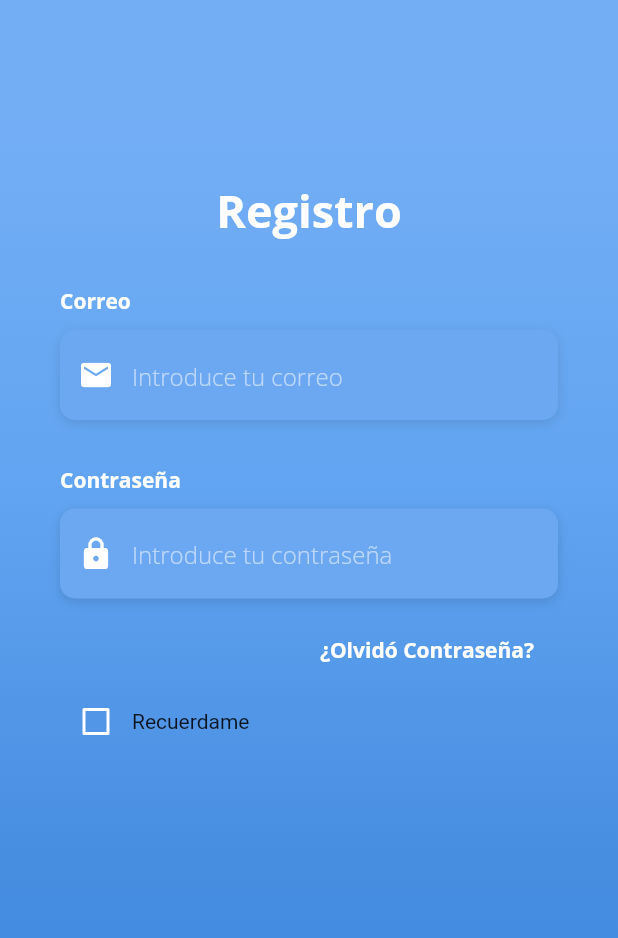
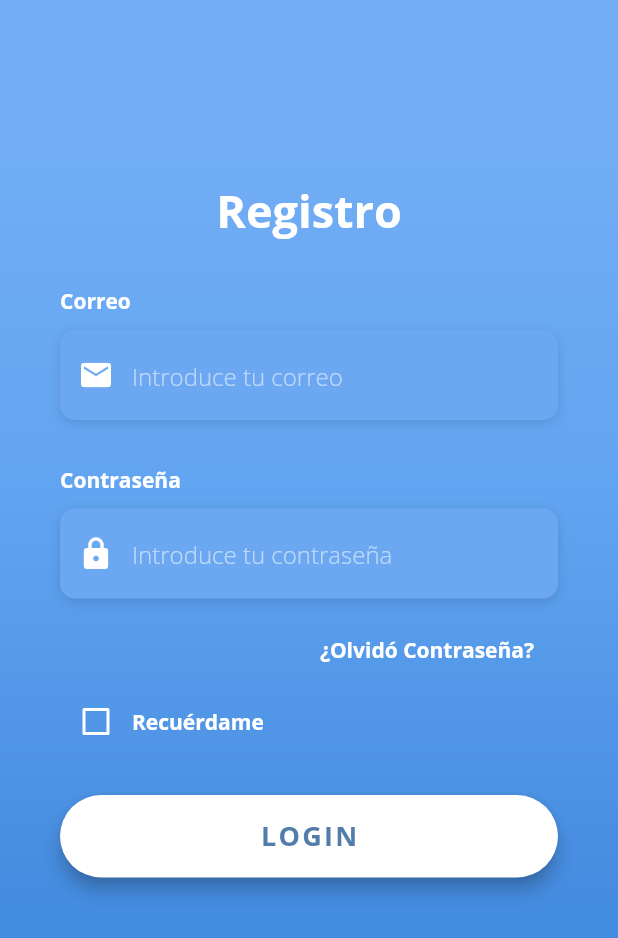
Before and after one commit to AlexMolina08/Login_Page, a Flutter app: the screen it shows after launch, on a phone screen of 412 x 824 dp. Shown: the top 938 px of the screen. Run offline on Flutter 3.47's test engine with Material 2 defaults, Android fonts, the phone set to English and light mode, and no system bars.

Commit message:
login button creado

```diff
--- a/lib/screens/login_screen.dart
+++ b/lib/screens/login_screen.dart
@@ -86,6 +86,50 @@ class _LoginScreenState extends State<LoginScreen> {
     );
   }
 
+  Widget _buildRememberMeCheckBox(){
+    return Container(
+        child: Row(
+          children: [
+            Theme(
+                data:ThemeData(unselectedWidgetColor: Colors.white ),
+                child: Checkbox(
+                  value: _recuerdame,
+                  checkColor: Colors.green,
+                  activeColor: Colors.white,
+                  onChanged: (value){
+                    setState(() {
+                      _recuerdame = value;
+                    });
+                  },
+                )
+            ),
+            Text('Recuérdame' , style: kLabelStyle)
+          ],
+        )
+    );
+  }
+
+  Widget _buildLoginButton(){
+    return Container(
+      padding: EdgeInsets.symmetric(vertical: 25.0),
+      width: double.infinity,
+      child: RaisedButton(
+        elevation: 5.0,
+        padding: EdgeInsets.all(15.0),
+        shape: RoundedRectangleBorder(borderRadius: BorderRadius.circular(30.0)),
+        color: Colors.white,
+        child: Text("LOGIN" , style: TextStyle(
+            color: Color(0xFF527DAA),
+            letterSpacing: 1.5,
+            fontSize: 18.0,
+            fontWeight: FontWeight.bold,
+            fontFamily: 'OpenSans'
+        )),
+        onPressed: () => print ('boton login pulsado'),
+      ),
+    );
+  }
+
 
   @override
   Widget build(BuildContext context) {
@@ -131,26 +175,8 @@ class _LoginScreenState extends State<LoginScreen> {
                 _buildPasswordTF(),
                 SizedBox(height: 10.0,),
                 _buildForgotPasswordTF(),
-                Container(
-                  child: Row(
-                    children: [
-                      Theme(
-                          data:ThemeData(unselectedWidgetColor: Colors.white ),
-                          child: Checkbox(
-                            value: _recuerdame,
-                            checkColor: Colors.green,
-                            activeColor: Colors.white,
-                            onChanged: (value){
-                              setState(() {
-                                _recuerdame = value;
-                              });
-                            },
-                          )
-                      ),
-                      Text('Recuerdame')
-                    ],
-                  )
-                )
+                _buildRememberMeCheckBox(),
+                _buildLoginButton(),
               ],
             )
           )
```
